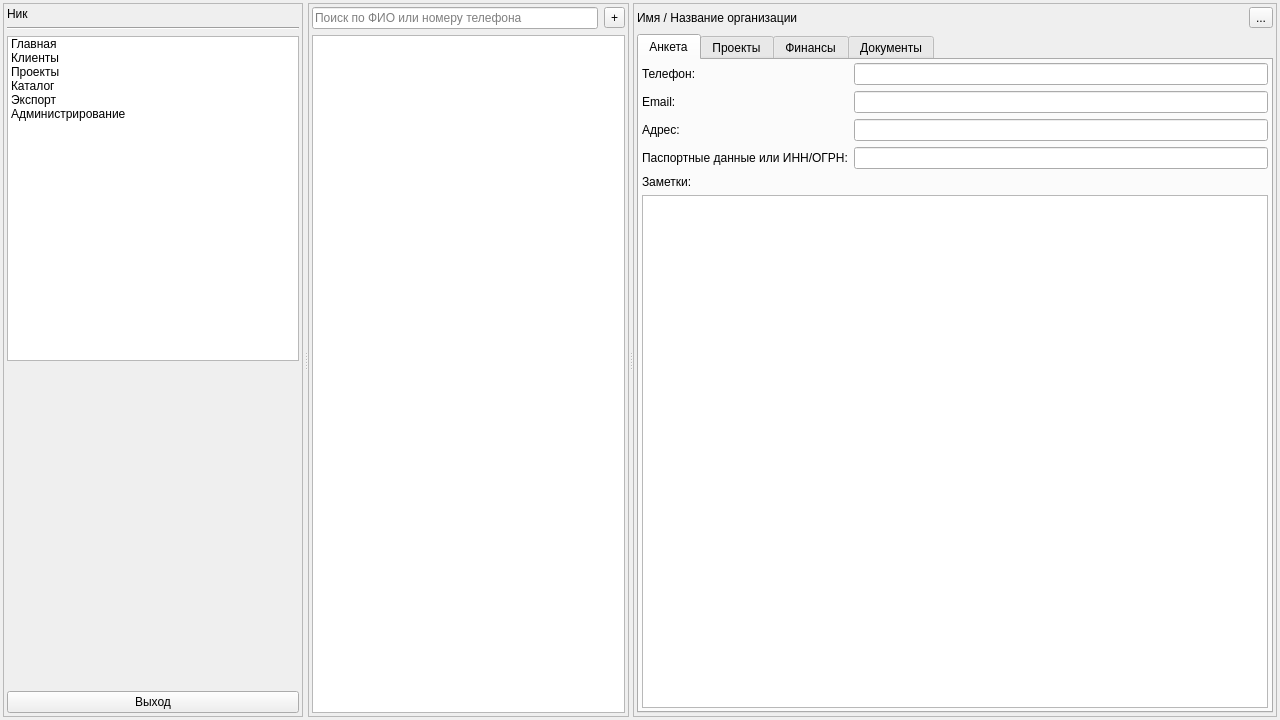
Qt form mainwidget.ui (Dimand04/dp_isaeva) before a commit.
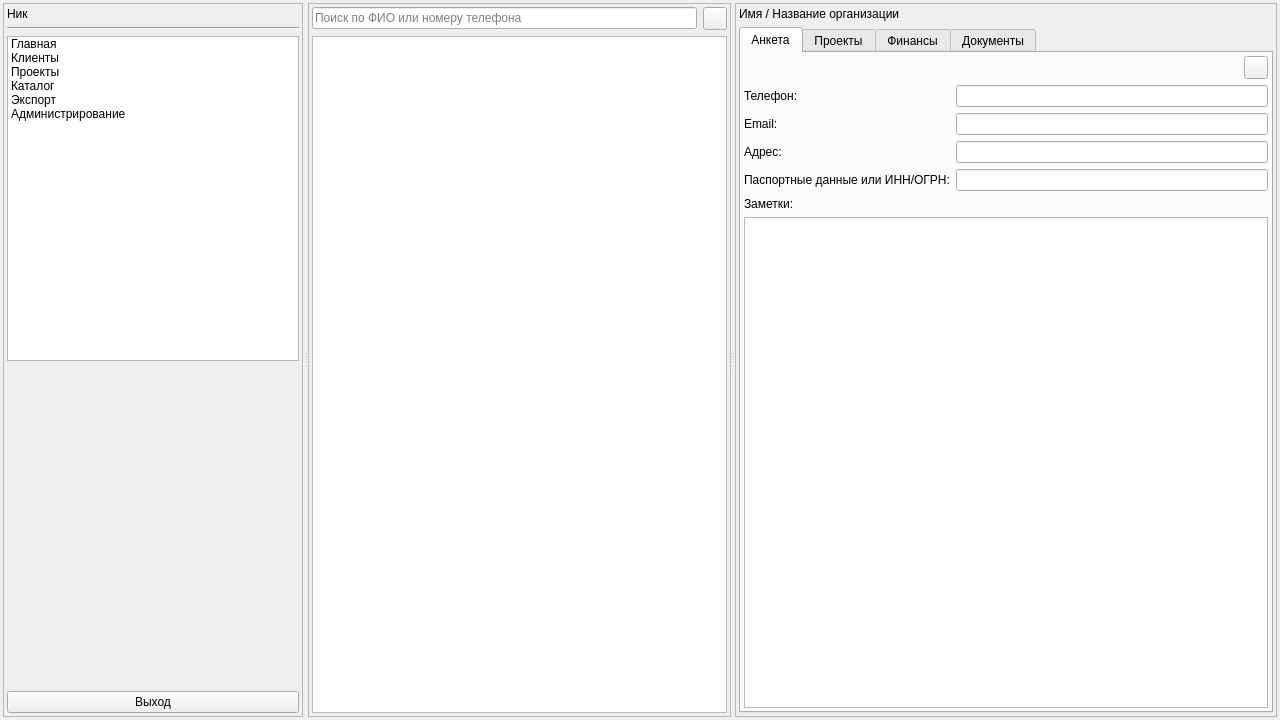
The same form after that commit. The open tabs and pages were chosen to show the change. Icons and pictures are not drawn.

```diff
--- a/mainwidget.ui
+++ b/mainwidget.ui
@@ -316,7 +316,7 @@
             <item row="0" column="1">
              <widget class="QToolButton" name="toolButton">
               <property name="text">
-               <string>+</string>
+               <string/>
               </property>
              </widget>
             </item>
@@ -400,18 +400,11 @@
                 <property name="bottomMargin">
                  <number>3</number>
                 </property>
-                <item row="0" column="0">
-                 <widget class="QLabel" name="label_2">
-                  <property name="text">
-                   <string>Телефон:</string>
-                  </property>
-                 </widget>
-                </item>
-                <item row="0" column="1">
+                <item row="1" column="1">
                  <widget class="QLineEdit" name="le_clients_clientPhone">
                   <property name="minimumSize">
                    <size>
-                    <width>300</width>
+                    <width>0</width>
                     <height>0</height>
                    </size>
                   </property>
@@ -420,62 +413,105 @@
                   </property>
                  </widget>
                 </item>
-                <item row="1" column="0">
-                 <widget class="QLabel" name="label_3">
-                  <property name="text">
-                   <string>Email:</string>
-                  </property>
-                 </widget>
-                </item>
-                <item row="1" column="1">
-                 <widget class="QLineEdit" name="le_clients_clientEmail">
-                  <property name="readOnly">
-                   <bool>true</bool>
-                  </property>
-                 </widget>
-                </item>
-                <item row="2" column="0">
+                <item row="3" column="0">
                  <widget class="QLabel" name="label_4">
                   <property name="text">
                    <string>Адрес:</string>
                   </property>
                  </widget>
                 </item>
-                <item row="2" column="1">
-                 <widget class="QLineEdit" name="le_clients_clientAddress">
-                  <property name="readOnly">
-                   <bool>true</bool>
+                <item row="5" column="0">
+                 <widget class="QLabel" name="label_6">
+                  <property name="text">
+                   <string>Заметки:</string>
                   </property>
                  </widget>
                 </item>
-                <item row="3" column="0">
+                <item row="4" column="0">
                  <widget class="QLabel" name="label_5">
                   <property name="text">
                    <string>Паспортные данные или ИНН/ОГРН:</string>
                   </property>
                  </widget>
                 </item>
-                <item row="3" column="1">
+                <item row="4" column="1">
                  <widget class="QLineEdit" name="le_clients_clientPasport">
                   <property name="readOnly">
                    <bool>true</bool>
                   </property>
                  </widget>
                 </item>
-                <item row="4" column="0">
-                 <widget class="QLabel" name="label_6">
-                  <property name="text">
-                   <string>Заметки:</string>
+                <item row="3" column="1">
+                 <widget class="QLineEdit" name="le_clients_clientAddress">
+                  <property name="readOnly">
+                   <bool>true</bool>
                   </property>
                  </widget>
                 </item>
-                <item row="5" column="0" colspan="2">
+                <item row="2" column="1">
+                 <widget class="QLineEdit" name="le_clients_clientEmail">
+                  <property name="readOnly">
+                   <bool>true</bool>
+                  </property>
+                 </widget>
+                </item>
+                <item row="6" column="0" colspan="2">
                  <widget class="QPlainTextEdit" name="pte_clients_clientNotes">
                   <property name="readOnly">
                    <bool>true</bool>
                   </property>
                  </widget>
                 </item>
+                <item row="2" column="0">
+                 <widget class="QLabel" name="label_3">
+                  <property name="text">
+                   <string>Email:</string>
+                  </property>
+                 </widget>
+                </item>
+                <item row="1" column="0">
+                 <widget class="QLabel" name="label_2">
+                  <property name="text">
+                   <string>Телефон:</string>
+                  </property>
+                 </widget>
+                </item>
+                <item row="0" column="0" colspan="2">
+                 <layout class="QHBoxLayout" name="horizontalLayout">
+                  <item>
+                   <spacer name="horizontalSpacer_7">
+                    <property name="orientation">
+                     <enum>Qt::Orientation::Horizontal</enum>
+                    </property>
+                    <property name="sizeHint" stdset="0">
+                     <size>
+                      <width>40</width>
+                      <height>20</height>
+                     </size>
+                    </property>
+                   </spacer>
+                  </item>
+                  <item>
+                   <widget class="QToolButton" name="pb_client_edit">
+                    <property name="text">
+                     <string/>
+                    </property>
+                    <property name="icon">
+                     <iconset theme="QIcon::ThemeIcon::MailMessageNew"/>
+                    </property>
+                    <property name="popupMode">
+                     <enum>QToolButton::ToolButtonPopupMode::DelayedPopup</enum>
+                    </property>
+                    <property name="toolButtonStyle">
+                     <enum>Qt::ToolButtonStyle::ToolButtonIconOnly</enum>
+                    </property>
+                    <property name="arrowType">
+                     <enum>Qt::ArrowType::NoArrow</enum>
+                    </property>
+                   </widget>
+                  </item>
+                 </layout>
+                </item>
                </layout>
               </widget>
               <widget class="QWidget" name="tab_2">
@@ -640,13 +676,6 @@
               </widget>
              </widget>
             </item>
-            <item row="0" column="1">
-             <widget class="QToolButton" name="toolButton_2">
-              <property name="text">
-               <string>...</string>
-              </property>
-             </widget>
-            </item>
            </layout>
           </widget>
          </widget>
```
Left out of the diff: 61 changed lines with no effect on the pictures.
